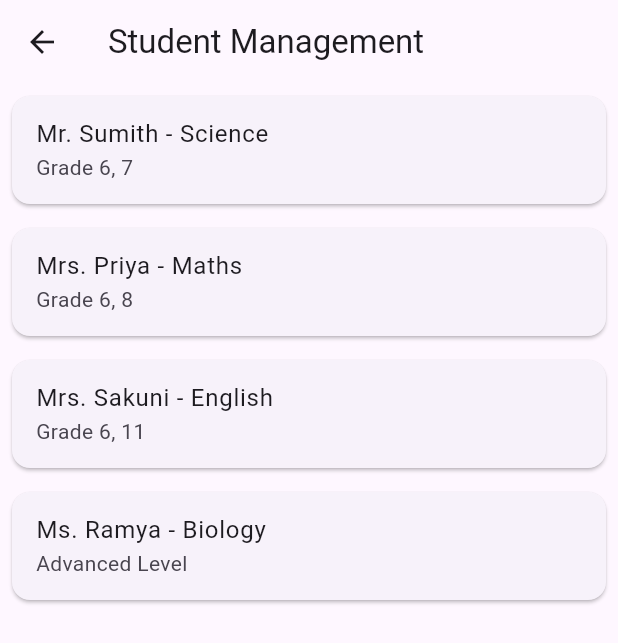
After one commit to Silunisilva/Edu-Matrix-Pro, a Flutter app: the AdminDashboard screen opened by its route, after a tap on "Student Management", on a phone screen of 412 x 824 dp. The commit adds this screen. Shown: the top 643 px of the screen. Run offline on Flutter 3.47's test engine with Material 3 defaults, Android fonts, the phone set to English and light mode, and no system bars.

Commit message:
Student management screens and navigation
- Added a new screen for student management.
- Added screens for teacher grades, students list, and student details.
- Implemented navigation between these screens.
- Added a student management option to the admin dashboard.

```diff
--- a/lib/main.dart
+++ b/lib/main.dart
@@ -24,6 +24,7 @@ import 'screens/admin_dashboard.dart';
 import 'screens/teacher_applications_list_screen.dart';
 import 'screens/teacher_management_screen.dart';
 import 'screens/student_inquiries_screen.dart';
+import 'screens/student_management_screen.dart';
 
 void main() {
   runApp(const MyApp());
@@ -46,6 +47,7 @@ class MyApp extends StatelessWidget {
         '/teacher_applications_list': (context) => TeacherApplicationsListScreen(),
         '/teacher_management': (context) => TeacherManagementScreen(),
         '/student_inquiries': (context) => StudentInquiriesScreen(),
+        '/student_management': (context) => StudentManagementScreen(),
       },
     );
   }
--- a/lib/screens/admin_dashboard.dart
+++ b/lib/screens/admin_dashboard.dart
@@ -4,6 +4,7 @@ import '../widgets/dashboard_card.dart';
 import '../widgets/avatar_widget.dart'; // Import the AvatarWidget
 import '../screens/student_inquiries_screen.dart'; // Import the Inquiries Screen
 import '../screens/teacher_applications_list_screen.dart'; // Import the Teacher Applications List Screen
+import '../screens/student_management_screen.dart'; // Import the Student Management Screen
 
 class AdminDashboard extends StatelessWidget {
   const AdminDashboard({super.key});
@@ -43,7 +44,16 @@ class AdminDashboard extends StatelessWidget {
                   },
                 ),
                 const SizedBox(height: 16),
-                DashboardCard(title: "Student Management", subtitle: "543 students"),
+                DashboardCard(
+                  title: "Student Management",
+                  subtitle: "543 students",
+                  onTap: () {
+                    Navigator.push(
+                      context,
+                      MaterialPageRoute(builder: (context) => StudentManagementScreen()),
+                    );
+                  },
+                ),
                 const SizedBox(height: 16),
                 DashboardCard(title: "Teacher Management", subtitle: "Pending : 13"),
               ],
--- /dev/null
+++ b/lib/screens/student_detail_screen.dart
@@ -0,0 +1,42 @@
+import 'package:flutter/material.dart';
+
+class StudentDetailScreen extends StatelessWidget {
+  final Map<String, String> student;
+
+  StudentDetailScreen({required this.student});
+
+  void _deleteStudent(BuildContext context) {
+    // Handle student deletion logic here
+    print('Deleting student: ${student["name"]}');
+    Navigator.pop(context); // Go back to the previous screen
+  }
+
+  @override
+  Widget build(BuildContext context) {
+    return Scaffold(
+      appBar: AppBar(
+        title: Text('Student Details'),
+      ),
+      body: Padding(
+        padding: const EdgeInsets.all(16.0),
+        child: Column(
+          crossAxisAlignment: CrossAxisAlignment.start,
+          children: [
+            Text(
+              'Name: ${student["name"]}',
+              style: TextStyle(fontSize: 18, fontWeight: FontWeight.bold),
+            ),
+            SizedBox(height: 8),
+            Text('Student ID: ${student["sid"]}'),
+            Spacer(),
+            ElevatedButton(
+              onPressed: () => _deleteStudent(context),
+              style: ElevatedButton.styleFrom(backgroundColor: Colors.red),
+              child: Text('Delete Student'),
+            ),
+          ],
+        ),
+      ),
+    );
+  }
+}
--- /dev/null
+++ b/lib/screens/student_management_screen.dart
@@ -0,0 +1,41 @@
+import 'package:flutter/material.dart';
+import 'teacher_grades_screen.dart'; // Import the next screen
+
+class StudentManagementScreen extends StatelessWidget {
+  final List<Map<String, String>> teachers = [
+    {"name": "Mr. Sumith - Science", "grade": "Grade 6, 7"},
+    {"name": "Mrs. Priya - Maths", "grade": "Grade 6, 8"},
+    {"name": "Mrs. Sakuni - English", "grade": "Grade 6, 11"},
+    {"name": "Ms. Ramya - Biology", "grade": "Advanced Level"},
+  ];
+
+  @override
+  Widget build(BuildContext context) {
+    return Scaffold(
+      appBar: AppBar(
+        title: Text('Student Management'),
+      ),
+      body: ListView.builder(
+        itemCount: teachers.length,
+        itemBuilder: (context, index) {
+          final teacher = teachers[index];
+          return Card(
+            margin: EdgeInsets.all(8),
+            child: ListTile(
+              title: Text(teacher["name"]!),
+              subtitle: Text(teacher["grade"]!),
+              onTap: () {
+                Navigator.push(
+                  context,
+                  MaterialPageRoute(
+                    builder: (context) => TeacherGradesScreen(teacher: teacher),
+                  ),
+                );
+              },
+            ),
+          );
+        },
+      ),
+    );
+  }
+}
```
Also changed, not shown: lib/screens/students_list_screen.dart (added, +48 -0 lines), lib/screens/teacher_grades_screen.dart (added, +40 -0 lines).
